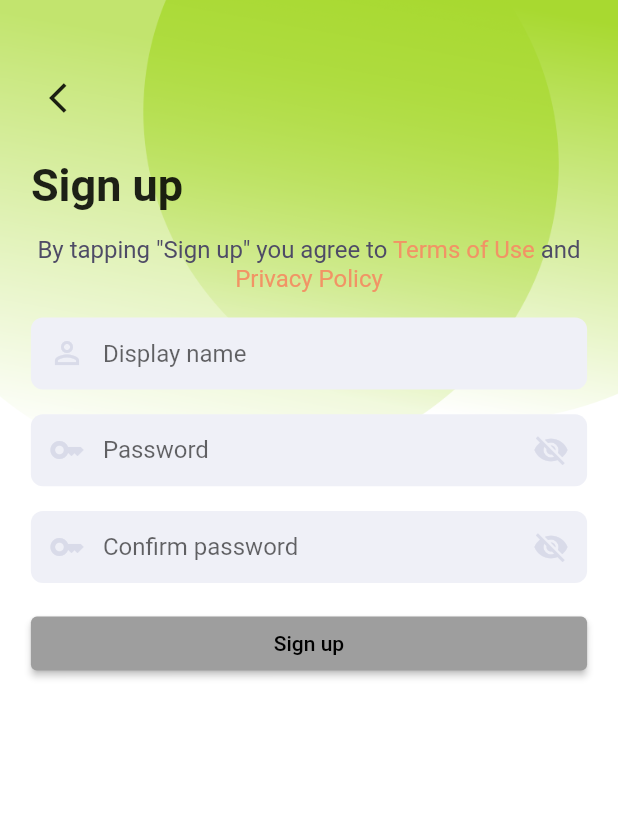
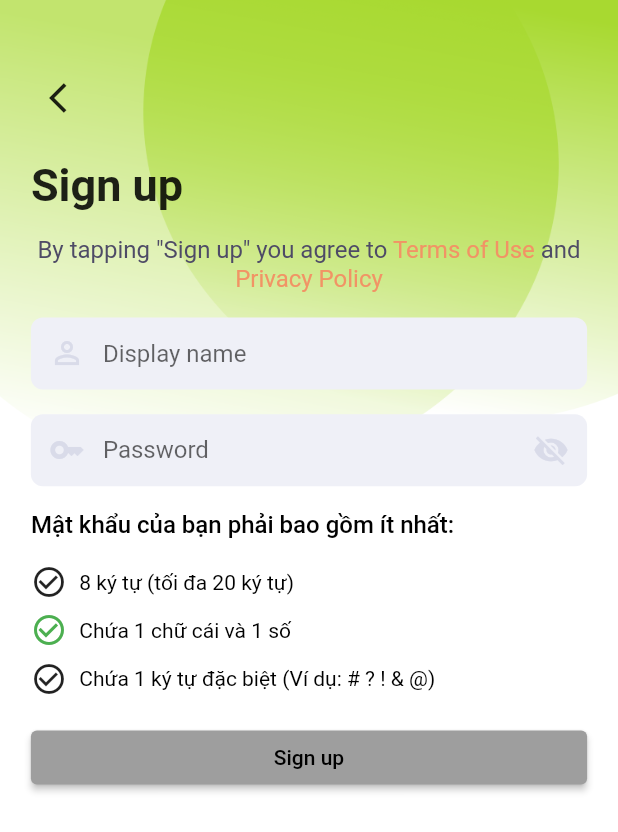
Before and after one commit to NguyenDuyBac1995/wallet_app, a Flutter app: the AuthInformationScreen screen opened by its route, on a phone screen of 412 x 824 dp. Shown: the top 832 px of the screen. Run offline on Flutter 3.47's test engine with Material 2 defaults, Android fonts, the phone set to English and light mode, and no system bars; our stand-ins replace device_preview, dio, equatable, firebase_auth, firebase_core, flutter_bloc and 4 more; accounts and stored records are empty; generated files the repository leaves out were written again; network calls fail.

Commit message:
commit code

```diff
--- a/lib/features/auth/blocs/auth.bloc.dart
+++ b/lib/features/auth/blocs/auth.bloc.dart
@@ -1,5 +1,3 @@
-import 'dart:async';
-
 import 'package:equatable/equatable.dart';
 import 'package:flutter_bloc/flutter_bloc.dart';
 
@@ -8,15 +6,31 @@ part 'auth.state.dart';
 
 class AuthBloc extends Bloc<AuthEvent, AuthState> {
   AuthBloc() : super(const AuthState()) {
+    on<ChangeUid>(onChangeUid);
     on<ChangePhoneNumber>(onChangePhoneNumber);
-    on<ChangeUid>(onChangeUid);
+    on<ChangeVerificationId>(onChangeVerificationId);
+    on<ChangeDisplayName>(onChangeDisplayName);
+    on<ChangePassword>(onChangePassword);
+  }
+
+  void onChangeUid(ChangeUid event, Emitter<AuthState> emit) {
+    emit(state.copyWith(uid: event.uid));
   }
 
   void onChangePhoneNumber(ChangePhoneNumber event, Emitter<AuthState> emit) {
     emit(state.copyWith(phoneNumber: event.phoneNumber));
   }
 
-  FutureOr<void> onChangeUid(ChangeUid event, Emitter<AuthState> emit) {
-    emit(state.copyWith(uid: event.uid));
+  void onChangeVerificationId(
+      ChangeVerificationId event, Emitter<AuthState> emit) {
+    emit(state.copyWith(verificationId: event.verificationId));
+  }
+
+  void onChangeDisplayName(ChangeDisplayName event, Emitter<AuthState> emit) {
+    emit(state.copyWith(displayName: event.displayName));
+  }
+
+  void onChangePassword(ChangePassword event, Emitter<AuthState> emit) {
+    emit(state.copyWith(password: event.password));
   }
 }
--- a/lib/features/auth/blocs/auth.event.dart
+++ b/lib/features/auth/blocs/auth.event.dart
@@ -5,6 +5,15 @@ class AuthEvent extends Equatable {
 
   @override
   List<Object> get props => [];
+}
+
+class ChangeUid extends AuthEvent {
+  final String uid;
+  const ChangeUid(this.uid);
+  @override
+  List<Object> get props => [
+        {uid: uid}
+      ];
 }
 
 class ChangePhoneNumber extends AuthEvent {
@@ -16,11 +25,29 @@ class ChangePhoneNumber extends AuthEvent {
       ];
 }
 
-class ChangeUid extends AuthEvent {
-  final String uid;
-  const ChangeUid(this.uid);
+class ChangeVerificationId extends AuthEvent {
+  final String verificationId;
+  const ChangeVerificationId(this.verificationId);
   @override
   List<Object> get props => [
-        {uid: uid}
+        {verificationId: verificationId}
       ];
 }
+
+class ChangeDisplayName extends AuthEvent {
+  final String displayName;
+  const ChangeDisplayName(this.displayName);
+  @override
+  List<Object> get props => [
+        {displayName: displayName}
+      ];
+}
+
+class ChangePassword extends AuthEvent {
+  final String password;
+  const ChangePassword(this.password);
+  @override
+  List<Object> get props => [
+        {password: password}
+      ];
+}
--- a/lib/features/auth/blocs/auth.state.dart
+++ b/lib/features/auth/blocs/auth.state.dart
@@ -1,14 +1,31 @@
 part of 'auth.bloc.dart';
 
 class AuthState extends Equatable {
+  final String uid;
   final String phoneNumber;
-  final String uid;
-  const AuthState({this.phoneNumber = '', this.uid = ''});
+  final String verificationId;
+  final String displayName;
+  final String password;
+  const AuthState(
+      {this.uid = '',
+      this.phoneNumber = '',
+      this.verificationId = '',
+      this.displayName = '',
+      this.password = ''});
 
-  AuthState copyWith({String phoneNumber = '', String uid = ''}) {
+  AuthState copyWith(
+      {String uid = '',
+      String phoneNumber = '',
+      String verificationId = '',
+      String displayName = '',
+      String password = ''}) {
     return AuthState(
+        uid: uid.isEmpty ? this.uid : uid,
         phoneNumber: phoneNumber.isEmpty ? this.phoneNumber : phoneNumber,
-        uid: uid.isEmpty ? this.uid : uid);
+        verificationId:
+            verificationId.isEmpty ? this.verificationId : verificationId,
+        displayName: displayName.isEmpty ? this.displayName : displayName,
+        password: password.isEmpty ? this.password : password);
   }
 
   @override
--- a/lib/features/auth/screens/information.screen.dart
+++ b/lib/features/auth/screens/information.screen.dart
@@ -1,5 +1,6 @@
 import 'package:big_wallet/features/auth/blocs/auth.bloc.dart';
 import 'package:big_wallet/utilities/assets.dart';
+import 'package:big_wallet/utilities/toast.dart';
 import 'package:flutter/material.dart';
 import 'package:flutter_bloc/flutter_bloc.dart';
 import 'package:big_wallet/utilities/localization.dart';
@@ -14,13 +15,15 @@ class _AuthInformationScreenState extends State<AuthInformationScreen>
     with SingleTickerProviderStateMixin {
   late bool _isFormValid;
   late bool _passwordVisible;
-  late bool _confirmPasswordVisible;
+  late bool _isPasswordLengthValid;
+  late bool _isPasswordContainsAlphanumeric;
+  late bool _isPasswordSpecialCharacterValid;
+  final _formKey = GlobalKey<FormState>();
 
   @override
   void initState() {
     _isFormValid = false;
     _passwordVisible = false;
-    _confirmPasswordVisible = false;
     super.initState();
   }
 
@@ -37,9 +40,11 @@ class _AuthInformationScreenState extends State<AuthInformationScreen>
           body: BlocBuilder<AuthBloc, AuthState>(
             builder: (context, state) {
               return SingleChildScrollView(
+                child: Form(
+                  key: _formKey,
                   child: Padding(
-                  padding:
-                      EdgeInsets.only(right: width * 0.05, left: width * 0.05),
+                    padding: EdgeInsets.only(
+                        right: width * 0.05, left: width * 0.05),
                     child: Column(
                       children: [
                         SizedBox(
@@ -105,7 +110,15 @@ class _AuthInformationScreenState extends State<AuthInformationScreen>
                         SizedBox(
                           height: height * 0.02,
                         ),
-                      TextField(
+                        TextFormField(
+                          validator: ((value) {
+                            if (value == null || value.isEmpty) {
+                              Toast.show(
+                                  context, 'Tên hiển thị là trường bắt buộc');
+                              return null;
+                            }
+                            return null;
+                          }),
                           decoration: InputDecoration(
                               prefixIcon: const Icon(Icons.person_outline),
                               prefixIconColor: const Color(0xFFD9DBE9),
@@ -132,8 +145,24 @@ class _AuthInformationScreenState extends State<AuthInformationScreen>
                         SizedBox(
                           height: height * 0.02,
                         ),
-                      TextField(
+                        TextFormField(
+                          validator: (value) {
+                            var pattern =
+                                r'^(?=.*?[A-Z])(?=.*?[a-z])(?=.*?[0-9])(?=.*?[#?!&@]).{8,}$';
+                            var regExp = RegExp(pattern);
+                            if (value == null || value.isEmpty) {
+                              Toast.show(
+                                  context, 'Mật khẩu là trường bắt buộc');
+                              return null;
+                            }
+                            if (!regExp.hasMatch(value)) {
+                              Toast.show(context, 'Mật khẩu không hợp lệ');
+                              return null;
+                            }
+                            return null;
+                          },
                           obscureText: _passwordVisible,
+                          onChanged: (value) {},
                           decoration: InputDecoration(
                               prefixIcon: const Icon(Icons.key),
                               prefixIconColor: const Color(0xFFD9DBE9),
@@ -171,42 +200,66 @@ class _AuthInformationScreenState extends State<AuthInformationScreen>
                         SizedBox(
                           height: height * 0.02,
                         ),
-                      TextField(
-                        obscureText: _confirmPasswordVisible,
-                        decoration: InputDecoration(
-                            prefixIcon: const Icon(Icons.key),
-                            prefixIconColor: const Color(0xFFD9DBE9),
-                            suffixIcon: IconButton(
-                              icon: Icon(_confirmPasswordVisible
-                                  ? Icons.visibility
-                                  : Icons.visibility_off),
-                              onPressed: () {
-                                setState(() {
-                                  _confirmPasswordVisible =
-                                      !_confirmPasswordVisible;
-                                });
-                              },
+                        const Align(
+                          alignment: Alignment.centerLeft,
+                          child: Text(
+                            'Mật khẩu của bạn phải bao gồm ít nhất:',
+                            style: TextStyle(
+                                color: Colors.black,
+                                fontSize: 16,
+                                fontWeight: FontWeight.w500),
                           ),
-                            suffixIconColor: const Color(0xFFD9DBE9),
-                            contentPadding: const EdgeInsets.all(0),
-                            filled: true,
-                            fillColor: const Color(0xFFEFF0F7),
-                            enabledBorder: const OutlineInputBorder(
-                                borderSide:
-                                    BorderSide(color: Colors.transparent),
-                                borderRadius:
-                                    BorderRadius.all(Radius.circular(8.0))),
-                            focusedBorder: const OutlineInputBorder(
-                                borderSide:
-                                    BorderSide(color: Colors.transparent),
-                                borderRadius:
-                                    BorderRadius.all(Radius.circular(8.0))),
-                            border: const OutlineInputBorder(
-                                borderSide:
-                                    BorderSide(color: Colors.transparent),
-                                borderRadius:
-                                    BorderRadius.all(Radius.circular(8.0))),
-                            hintText: '${context.l10n?.confirmPassword}'),
+                        ),
+                        SizedBox(
+                          height: height * 0.02,
+                        ),
+                        Row(
+                          children: [
+                            const Icon(Icons.check_circle_outline),
+                            SizedBox(
+                              width: width * 0.02,
+                            ),
+                            const Text(
+                              '8 ký tự (tối đa 20 ký tự)',
+                              style:
+                                  TextStyle(color: Colors.black, fontSize: 14),
+                            ),
+                          ],
+                        ),
+                        SizedBox(
+                          height: height * 0.01,
+                        ),
+                        Row(
+                          children: [
+                            const Icon(
+                              Icons.check_circle_outline,
+                              color: Colors.green,
+                            ),
+                            SizedBox(
+                              width: width * 0.02,
+                            ),
+                            const Text(
+                              'Chứa 1 chữ cái và 1 số',
+                              style:
+                                  TextStyle(color: Colors.black, fontSize: 14),
+                            ),
+                          ],
+                        ),
+                        SizedBox(
+                          height: height * 0.01,
+                        ),
+                        Row(
+                          children: [
+                            const Icon(Icons.check_circle_outline),
+                            SizedBox(
+                              width: width * 0.02,
+                            ),
+                            const Text(
+                              'Chứa 1 ký tự đặc biệt (Ví dụ: # ? ! & @)',
+                              style:
+                                  TextStyle(color: Colors.black, fontSize: 14),
+                            ),
+                          ],
                         ),
                         SizedBox(
                           height: height * 0.02,
@@ -214,7 +267,9 @@ class _AuthInformationScreenState extends State<AuthInformationScreen>
                         Align(
                           alignment: Alignment.topCenter,
                           child: ElevatedButton(
-                            onPressed: () {},
+                              onPressed: () {
+                                if (_formKey.currentState!.validate()) {}
+                              },
                               style: ButtonStyle(
                                 backgroundColor: MaterialStateProperty.all(
                                     _isFormValid ? Colors.black : Colors.grey),
@@ -229,6 +284,7 @@ class _AuthInformationScreenState extends State<AuthInformationScreen>
                       ],
                     ),
                   ),
+                ),
               );
             },
           )),
--- a/lib/utilities/api.dart
+++ b/lib/utilities/api.dart
@@ -1,6 +1,6 @@
 class Api {
-  static const scheme = 'http';
-  static const baseUrl = 'dev-api.starauto.com.vn';
+  static const scheme = 'https';
+  static const baseUrl = 'dev-api.megiservices.com';
   static const configurationBaseUrl = 'msa-configuration';
   static const getConfigurations =
       '$configurationBaseUrl/odata/Configurations?\$count=true';
```
Also changed, not shown: lib/features/otp/screens/otp.screen.dart (+8 -44 lines). Lines whose indentation alone changed are shown as unchanged.
